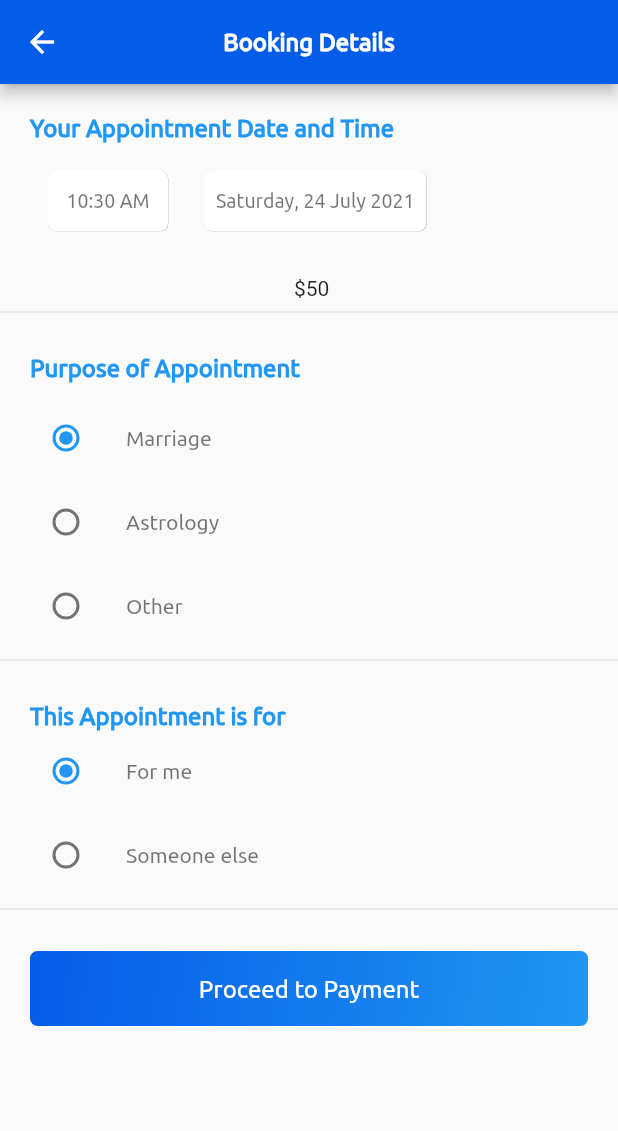
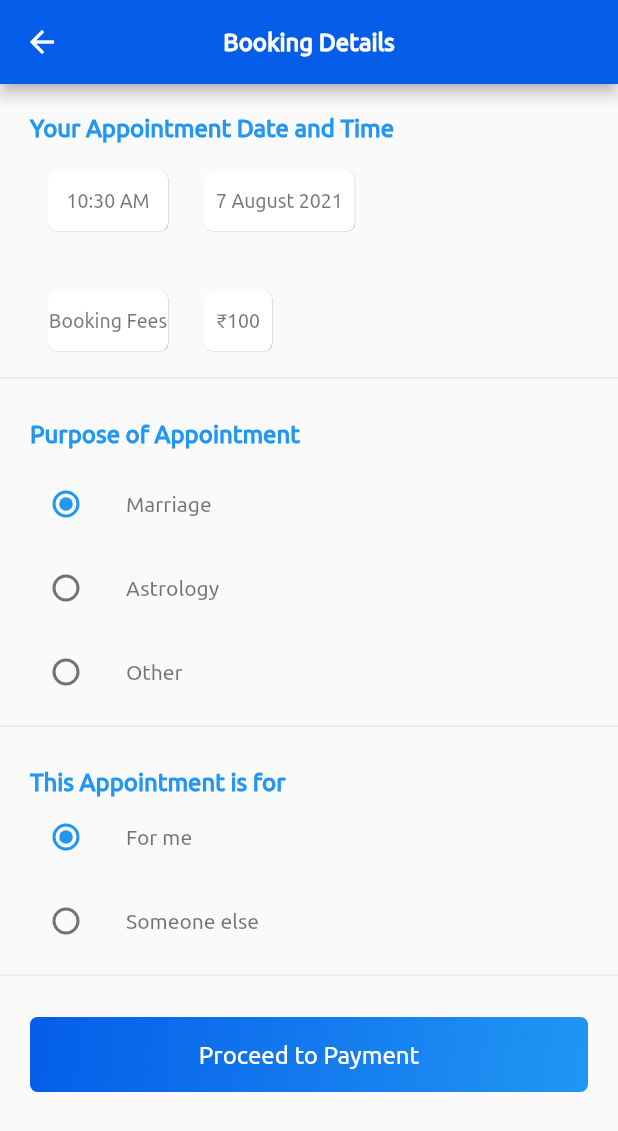
Before and after one commit to oceanacademypuducherry/astrology, a Flutter app: the BookingDetails screen opened directly with empty values, on a phone screen of 412 x 824 dp. Shown: the top 1131 px of the screen. Run offline on Flutter 3.47's test engine with Material 2 defaults, Android fonts, the phone set to English and light mode, and no system bars; our stand-ins replace better_player, carousel_slider, cloud_firestore, country_code_picker, email_validator, file_picker and 15 more; missing offline and left inert: auto_orientation, day_night_time_picker, razorpay_flutter, syncfusion_flutter_pdfviewer; accounts and stored records are empty; project files that could hold a hidden picture were left out.

Commit message:
book details completed

```diff
--- a/lib/screens/BookingDetails.dart
+++ b/lib/screens/BookingDetails.dart
@@ -8,6 +8,7 @@ import 'package:flutter/services.dart';
 import 'package:get/get.dart';
 import 'package:fluttertoast/fluttertoast.dart';
 import 'package:razorpay_flutter/razorpay_flutter.dart';
+import 'package:intl/intl.dart';
 
 enum Appointment { ForMe, SomeoneElse }
 enum Purpose { Marriage, Astrology, Other }
@@ -83,7 +84,7 @@ class _BookingDetailsState extends State<BookingDetails> {
   }
 
   bool value = false;
-  String rupees = " \$50";
+  String rupees = "100";
   @override
   void initState() {
     // TODO: implement initState
@@ -175,10 +176,13 @@ class _BookingDetailsState extends State<BookingDetails> {
   }
 
   var minute;
+  String? monthFormat;
   var hour;
   var dayTime;
+  var month = DateFormat('MMMM');
   void getTime() {
     DateTime newDate = Get.arguments;
+
     if (newDate.hour > 12) {
       hour = newDate.hour - 12;
 
@@ -191,6 +195,8 @@ class _BookingDetailsState extends State<BookingDetails> {
     }
     hour = hour < 9 ? '0$hour' : hour;
     minute = minute < 9 ? '0$minute' : minute;
+    monthFormat = month.format(newDate);
+    print(monthFormat);
   }
 
   ///RAZORPAY END
@@ -280,7 +286,7 @@ class _BookingDetailsState extends State<BookingDetails> {
                         child: Padding(
                           padding: const EdgeInsets.all(8.0),
                           child: Text(
-                            'Saturday, 24 July 2021',
+                            '${newDate.day.toString()} ${monthFormat} ${newDate.year.toString()}',
                             style: TextStyle(
                               fontWeight: FontWeight.normal,
                               fontFamily: 'Ubuntu',
@@ -294,7 +300,67 @@ class _BookingDetailsState extends State<BookingDetails> {
                   ),
                 ),
                 SizedBox(height: 20),
-                Text(rupees),
+                Container(
+                  margin: EdgeInsets.symmetric(horizontal: 20),
+                  child: Row(
+                    children: [
+                      Container(
+                        alignment: Alignment.center,
+                        width: 80,
+                        height: 40,
+                        margin:
+                            EdgeInsets.symmetric(horizontal: 12, vertical: 10),
+                        decoration: BoxDecoration(
+                          boxShadow: [
+                            BoxShadow(
+                              color: Colors.grey,
+                              offset: Offset(0.2, 0.2),
+                            ),
+                          ],
+                          color: Colors.white,
+                          borderRadius: BorderRadius.circular(5),
+                        ),
+                        child: Text(
+                          'Booking Fees',
+                          style: TextStyle(
+                            fontWeight: FontWeight.normal,
+                            fontFamily: 'Ubuntu',
+                            fontSize: 13,
+                            color: Colors.black54,
+                          ),
+                        ),
+                      ),
+                      Container(
+                        alignment: Alignment.center,
+                        height: 40,
+                        margin:
+                            EdgeInsets.symmetric(horizontal: 12, vertical: 10),
+                        decoration: BoxDecoration(
+                          boxShadow: [
+                            BoxShadow(
+                              color: Colors.grey,
+                              offset: Offset(0.2, 0.2),
+                            ),
+                          ],
+                          color: Colors.white,
+                          borderRadius: BorderRadius.circular(5),
+                        ),
+                        child: Padding(
+                          padding: const EdgeInsets.all(8.0),
+                          child: Text(
+                            '₹${rupees}',
+                            style: TextStyle(
+                              fontWeight: FontWeight.normal,
+                              fontFamily: 'Ubuntu',
+                              fontSize: 13,
+                              color: Colors.black54,
+                            ),
+                          ),
+                        ),
+                      ),
+                    ],
+                  ),
+                ),
                 Divider(
                   thickness: 0.2,
                   color: Colors.grey,
```
